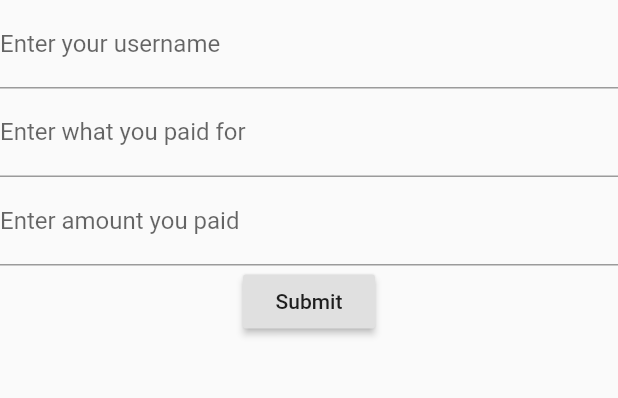
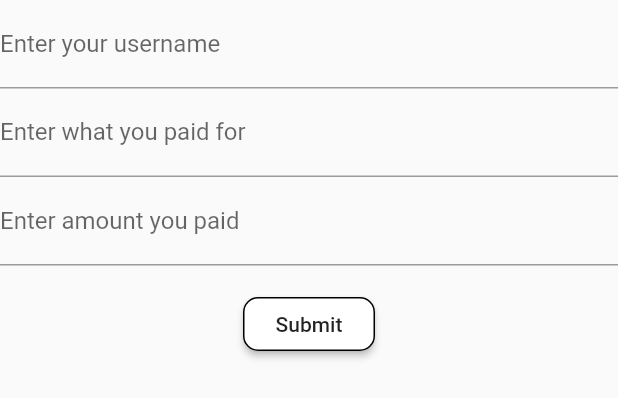
Before and after one commit to shibadog39/refactor-room-sharing-flutter, a Flutter app: the PayForm widget shown alone on an empty page, opened directly, on a phone screen of 412 x 824 dp. Shown: the top 398 px of the screen. Run offline on Flutter 3.47's test engine with Material 2 defaults, Android fonts, the phone set to English and light mode, and no system bars.

Commit message:
dialog上のformのデザインを整える

```diff
--- a/lib/screens/pay.dart
+++ b/lib/screens/pay.dart
@@ -125,8 +125,8 @@ class MyPay extends StatelessWidget {
             context: context,
             builder: (context) {
               return AlertDialog(
-                // Retrieve the text the that user has entered by using the
-                // TextEditingController.
+                shape: RoundedRectangleBorder(
+                    borderRadius: BorderRadius.all(Radius.circular(18.0))),
                 content: PayForm(),
               );
             },
--- a/lib/screens/pay_form.dart
+++ b/lib/screens/pay_form.dart
@@ -23,7 +23,7 @@ class PayFormState extends State<PayForm> {
     // Build a Form widget using the _formKey created above.
     return Form(
       key: _formKey,
-      child: Column(children: <Widget>[
+      child: Column(mainAxisSize: MainAxisSize.min, children: <Widget>[
         TextFormField(
           decoration: InputDecoration(labelText: 'Enter your username'),
           // The validator receives the text that the user has entered.
@@ -58,7 +58,11 @@ class PayFormState extends State<PayForm> {
             return null;
           },
         ),
+        SizedBox(height: 15),
         RaisedButton(
+          color: Colors.white,
+          shape: OutlineInputBorder(
+              borderRadius: BorderRadius.all(Radius.circular(10.0))),
           onPressed: () {
             // Validate returns true if the form is valid, otherwise false.
             if (_formKey.currentState.validate()) {
```
